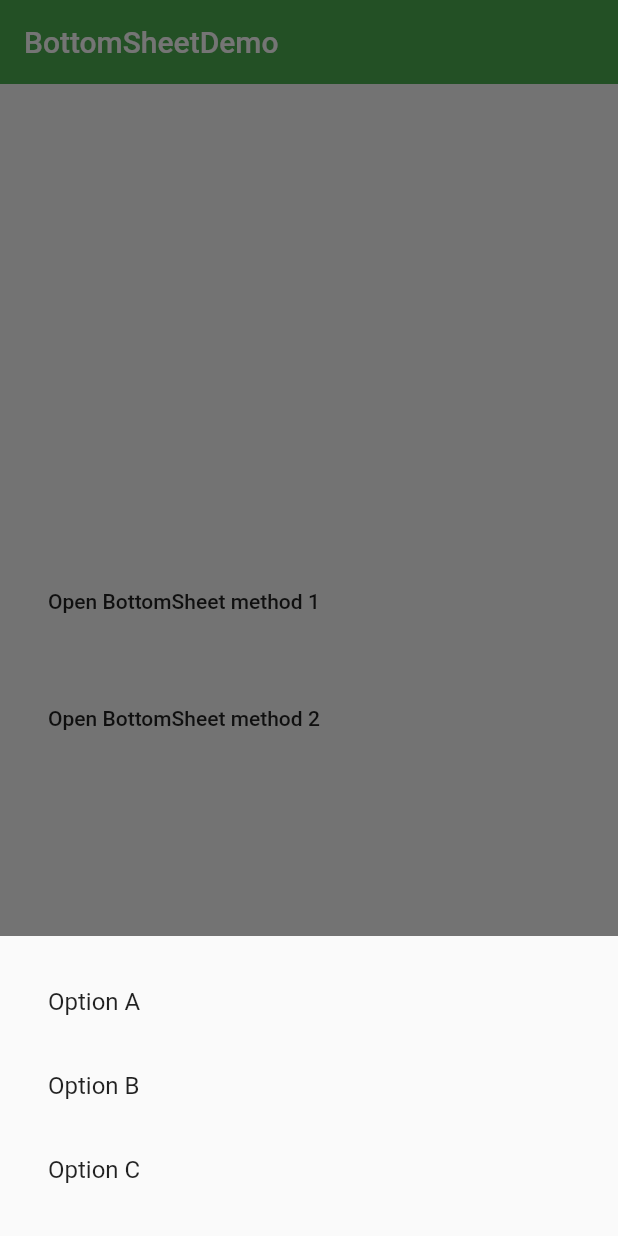
After one commit to MrQiuHaHa/FlutterBase, a Flutter app: the BottomSheetDemo screen opened directly, after a tap on "Open BottomSheet method 1", after a tap on "Open BottomSheet method 2", on a phone screen of 412 x 824 dp. The commit adds this screen. Run offline on Flutter 3.47's test engine with Material 2 defaults, Android fonts, the phone set to English and light mode, and no system bars.

Commit message:
feat(bottom_sheet_demo.dart): 底部弹窗视图

```diff
--- /dev/null
+++ b/lib/demo/bottom_sheet_demo.dart
@@ -0,0 +1,102 @@
+
+import 'package:flutter/material.dart';
+import 'dart:async';
+
+class BottomSheetDemo extends StatefulWidget {
+  @override
+  _BottomSheetDemoState createState() => _BottomSheetDemoState();
+}
+
+class _BottomSheetDemoState extends State<BottomSheetDemo> {
+
+  final _bottomSheetScaffoldKey = GlobalKey<ScaffoldState>();
+
+  _openBottomSheet1() {
+    _bottomSheetScaffoldKey.currentState.showBottomSheet((BuildContext context) {
+      return BottomAppBar(
+        child: Container(
+          height: 90.0,
+          width: double.infinity,
+          padding: EdgeInsets.all(16),
+          child: Row(
+            children: <Widget>[
+              Icon(Icons.pause_circle_outline),
+              SizedBox(width: 16),
+              Text('01:30  /  03:30'),
+              Expanded(child: Text('Fix you - ColdPlay',textAlign: TextAlign.right,),),
+            ],
+          ),
+        ),
+      );
+    });
+  }
+  Future _openBottomSheet2() async {
+
+  String option = await showModalBottomSheet(
+      context: context,
+      builder: (BuildContext context) {
+        return Container(
+            height: 200.0,
+            width: double.infinity,
+            padding: EdgeInsets.all(16.0),
+            child: Column(
+              children: <Widget>[
+                ListTile(
+                  title: Text('Option A'),
+                  onTap: () {
+                    Navigator.pop(context,'A');
+                  },
+                ),
+                ListTile(
+                  title: Text('Option B'),
+                  onTap: () {
+                    Navigator.pop(context,'B');
+                  },
+                ),
+                ListTile(
+                  title: Text('Option C'),
+                  onTap: () {
+                    Navigator.pop(context,'C');
+                  },
+                ),
+              ],
+            ),
+          );
+      }
+    );
+
+    if (option == null) {
+      return;
+    }
+
+    debugPrint(option);
+  }
+
+  @override
+  Widget build(BuildContext context) {
+    return Scaffold(
+      key: _bottomSheetScaffoldKey,
+      appBar: AppBar(
+        title: Text('BottomSheetDemo'),
+        elevation: 0.0,
+      ),
+      body: Container(
+        padding: EdgeInsets.all(16.0),
+        child: Column(
+          mainAxisAlignment: MainAxisAlignment.center,
+          children: <Widget>[
+            FlatButton(
+                  onPressed: _openBottomSheet1,
+                  child: Text('Open BottomSheet method 1'),
+                ),
+            SizedBox(height: 30,),
+            FlatButton(
+                  onPressed: _openBottomSheet2,
+                  child: Text('Open BottomSheet method 2')
+            )
+          ],
+        ),
+      ),
+    );
+  }
+}
--- a/lib/demo/material_components.dart
+++ b/lib/demo/material_components.dart
@@ -10,6 +10,7 @@ import '../demo/slider_demo.dart';
 import '../demo/datetime_demo.dart';
 import '../demo/simple_dialog_demo.dart';
 import '../demo/alert_dialog_demo.dart';
+import '../demo/bottom_sheet_demo.dart';
 
 class MaterialComponents extends StatelessWidget {
   @override
@@ -21,6 +22,7 @@ class MaterialComponents extends StatelessWidget {
       ),
       body: ListView(
         children: <Widget>[
+          ListItem(title: 'BottomSheetDemo',page: BottomSheetDemo(),),
           ListItem(title: 'AlertDialogDemo',page: AlertDialogDemo(),),
           ListItem(title: 'SimpleDialogDemo',page: SimpleDialogDemo(),),
           ListItem(title: 'DateTimeDemo',page: DateTimeDemo(),),
```
